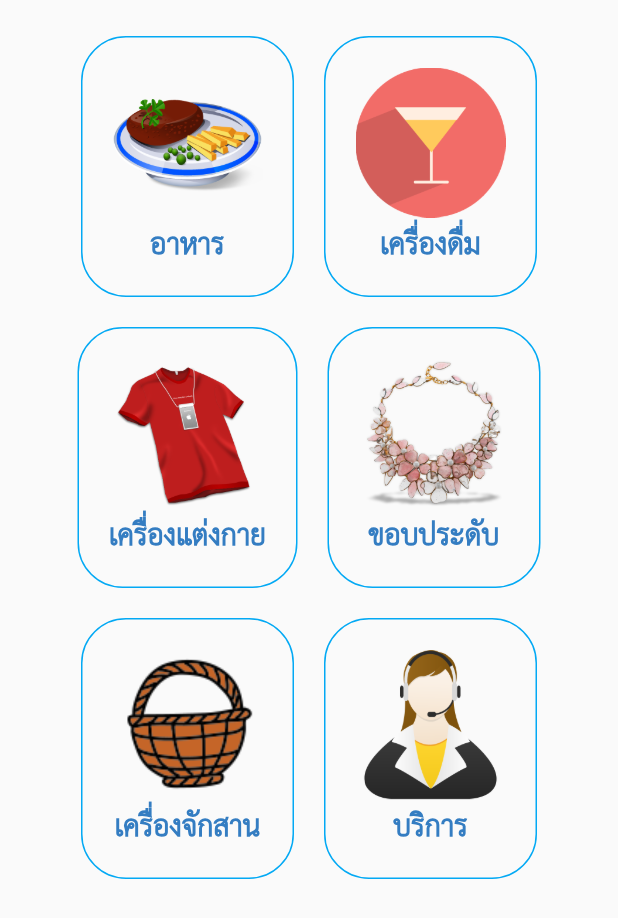
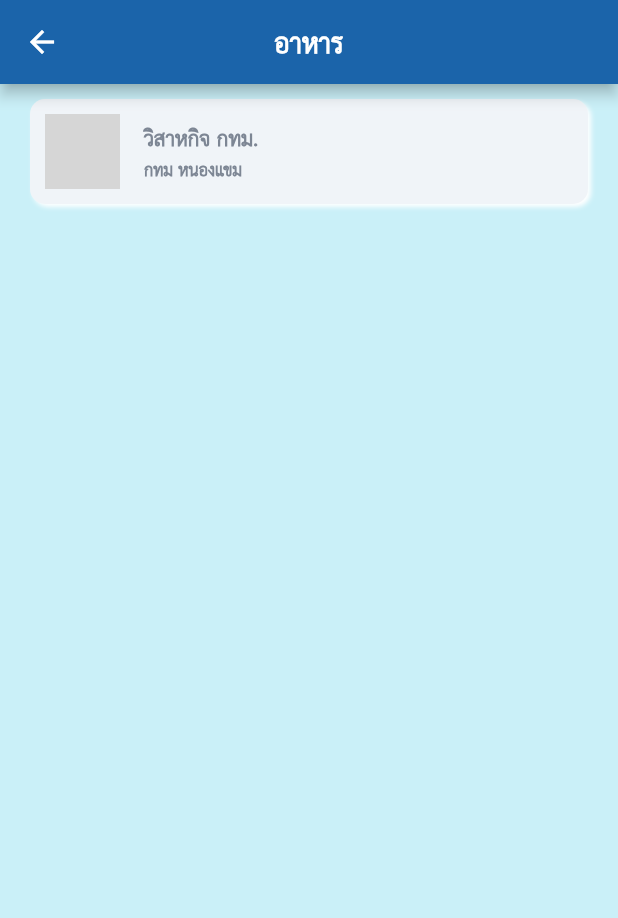
Before and after one commit to kypdev/thaivis-dev-v2, a Flutter app: the Category widget shown alone on an empty page, opened directly, after a tap on "อาหาร", on a phone screen of 412 x 824 dp. Shown: the top 918 px of the screen. Run offline on Flutter 3.47's test engine with Material 2 defaults, Android fonts, the phone set to English and light mode, and no system bars; our stand-ins replace cloud_firestore, firebase_auth, firebase_storage, image_picker, shared_preferences; accounts and stored records are empty; network calls fail; grey boxes are pictures that could not be loaded.

```diff
--- /dev/null
+++ b/lib/views/users/cat_food.dart
@@ -0,0 +1,96 @@
+import 'package:flutter/material.dart';
+
+var visaImg =
+    'https://images.unsplash.com/photo-1579349443343-73da56a71a20?ixlib=rb-1.2.1&ixid=eyJhcHBfaWQiOjEyMDd9&auto=format&fit=crop&w=700&q=80';
+
+class CatFood extends StatefulWidget {
+  @override
+  _CatFoodState createState() => _CatFoodState();
+}
+
+class _CatFoodState extends State<CatFood> {
+  @override
+  Widget build(BuildContext context) {
+    return SafeArea(
+      child: Scaffold(
+          backgroundColor: Color(0XFFcaf0f8),
+          appBar: AppBar(
+            title: Text(
+              'อาหาร',
+              style: TextStyle(
+                fontSize: 26.0,
+                fontWeight: FontWeight.bold,
+              ),
+            ),
+            centerTitle: true,
+          ),
+          body: Padding(
+            padding: const EdgeInsets.only(left: 20.0, right: 20.0),
+            child: Column(
+              children: <Widget>[
+                itemVisa(img: visaImg, label: 'วิสาหกิจ กทม.', addr: 'กทม หนองแขม'),
+              ],
+            ),
+          )),
+    );
+  }
+}
+
+Widget itemVisa({String img, String label, String addr}) {
+  return Padding(
+    padding: const EdgeInsets.only(top: 10),
+    child: Container(
+      decoration: BoxDecoration(
+        color: Color(0XFFF0F4F8),
+        borderRadius: BorderRadius.circular(10.0),
+        boxShadow: [
+          BoxShadow(
+            color: Colors.white,
+            blurRadius: 2.0,
+            spreadRadius: 0.0,
+            offset: Offset(2.0, 2.0), // shadow direction: bottom right
+          ),
+        ],
+      ),
+      child: Padding(
+        padding: const EdgeInsets.all(10.0),
+        child: Row(
+          children: <Widget>[
+            Container(
+              height: 50.0,
+              width: 50.0,
+              decoration: BoxDecoration(
+                image: DecorationImage(
+                  image: NetworkImage(img),
+                ),
+              ),
+            ),
+            SizedBox(width: 16.0),
+            Column(
+              mainAxisAlignment: MainAxisAlignment.start,
+              crossAxisAlignment: CrossAxisAlignment.start,
+              children: <Widget>[
+                Text(
+                  label,
+                  style: TextStyle(
+                    fontSize: 20.0,
+                    fontWeight: FontWeight.w700,
+                    color: Color(0XFF7D8694),
+                  ),
+                ),
+                Text(
+                  addr,
+                  style: TextStyle(
+                    fontSize: 16.0,
+                    fontWeight: FontWeight.w700,
+                    color: Color(0XFF7D8694),
+                  ),
+                ),
+              ],
+            )
+          ],
+        ),
+      ),
+    ),
+  );
+}
--- a/lib/views/users/category.dart
+++ b/lib/views/users/category.dart
@@ -1,6 +1,37 @@
 import 'package:flutter/material.dart';
+import 'package:thaivis_dev_v2/views/users/cat_drink.dart';
+import 'package:thaivis_dev_v2/views/users/cat_food.dart';
+import 'package:thaivis_dev_v2/views/users/cat_nacklace.dart';
+import 'package:thaivis_dev_v2/views/users/cat_service.dart';
+import 'package:thaivis_dev_v2/views/users/cat_shirt.dart';
+import 'package:thaivis_dev_v2/views/users/cat_weave.dart';
 
 class Category extends StatelessWidget {
+
+  void foodMenu(BuildContext context) {
+    Navigator.push(context, MaterialPageRoute(builder: (context) => CatFood()));
+  }
+
+  void drinkMenu(BuildContext context) {
+    Navigator.push(context, MaterialPageRoute(builder: (context) => CatDrink()));
+  }
+
+  void shirtMenu(BuildContext context) {
+    Navigator.push(context, MaterialPageRoute(builder: (context) => CatShirt()));
+  }
+
+  void necklaceMenu(BuildContext context) {
+    Navigator.push(context, MaterialPageRoute(builder: (context) => CatNecklace()));
+  }
+
+  void weaveMenu(BuildContext context) {
+    Navigator.push(context, MaterialPageRoute(builder: (context) => CatWeave()));
+  }
+
+  void serviceMenu(BuildContext context) {
+    Navigator.push(context, MaterialPageRoute(builder: (context) => CatService()));
+  }
+
   @override
   Widget build(BuildContext context) {
     return SingleChildScrollView(
@@ -13,6 +44,7 @@ class Category extends StatelessWidget {
               InkWell(
                 onTap: () {
                   print('food');
+                  foodMenu(context);
                 },
                 child: itemCategory(
                   img: 'assets/images/user-cat/menu1.png',
@@ -23,6 +55,7 @@ class Category extends StatelessWidget {
               InkWell(
                 onTap: () {
                   print('drink');
+                  drinkMenu(context);
                 },
                 child: itemCategory(
                   img: 'assets/images/user-cat/menu2.png',
@@ -38,6 +71,7 @@ class Category extends StatelessWidget {
               InkWell(
                 onTap: () {
                   print('shirt');
+                  shirtMenu(context);
                 },
                 child: itemCategory(
                   img: 'assets/images/user-cat/menu3.png',
@@ -48,10 +82,11 @@ class Category extends StatelessWidget {
               InkWell(
                 onTap: () {
                   print('necklace');
+                  necklaceMenu(context);
                 },
                 child: itemCategory(
                   img: 'assets/images/user-cat/menu4.png',
-                  label: 'ขอบประดับ',
+                  label: 'เครื่องประดับ',
                 ),
               ),
             ],
@@ -63,6 +98,7 @@ class Category extends StatelessWidget {
               InkWell(
                 onTap: () {
                   print('weave');
+                  weaveMenu(context);
                 },
                 child: itemCategory(
                   img: 'assets/images/user-cat/menu5.png',
@@ -73,6 +109,7 @@ class Category extends StatelessWidget {
               InkWell(
                 onTap: () {
                   print('service');
+                  serviceMenu(context);
                 },
                 child: itemCategory(
                   img: 'assets/images/user-cat/menu6.png',
```
Also changed, not shown: lib/views/users/cat_drink.dart (added, +96 -0 lines), lib/views/users/cat_nacklace.dart (added, +96 -0 lines), lib/views/users/cat_service.dart (added, +96 -0 lines), lib/views/users/cat_shirt.dart (added, +96 -0 lines), lib/views/users/cat_weave.dart (added, +96 -0 lines), assets/images/user-cat/menu6.png.
